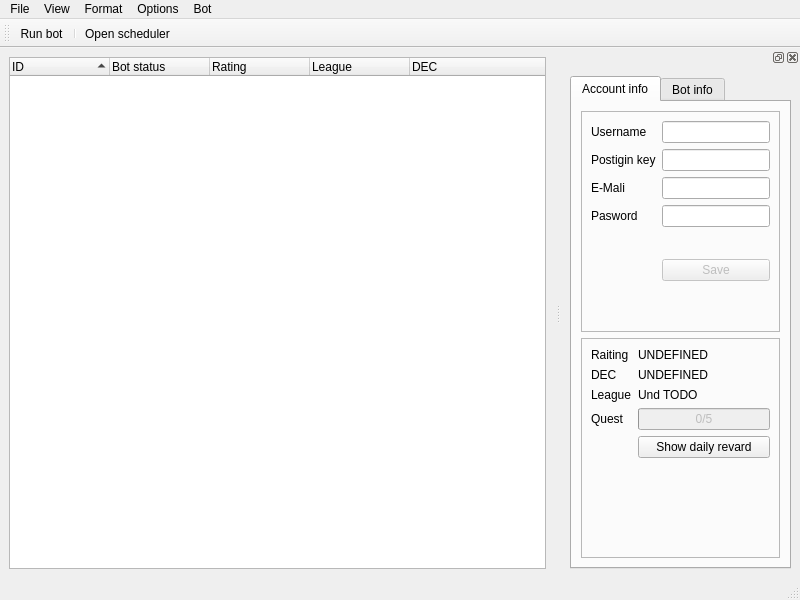
yolona-oss/slface, file sources/window.ui: the form before one commit.
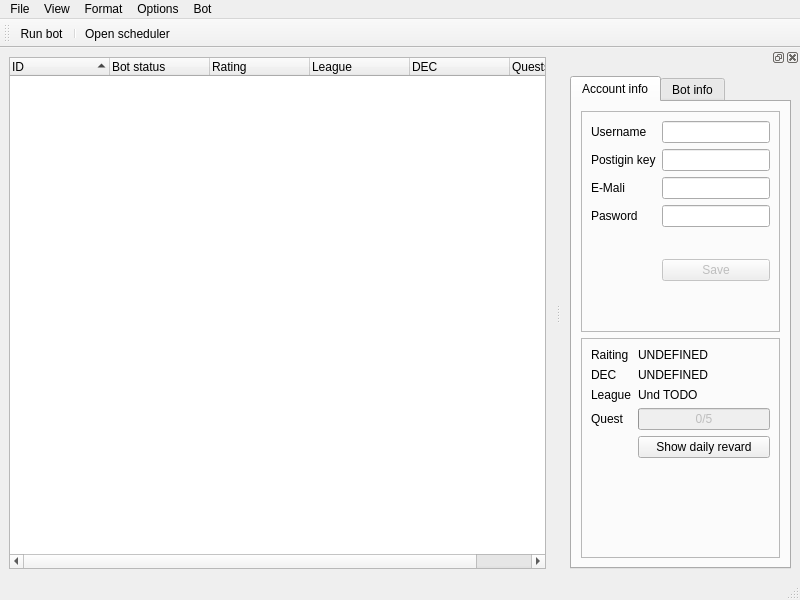
The form after the commit. Icons and pictures are not drawn.

```diff
--- a/sources/window.ui
+++ b/sources/window.ui
@@ -81,6 +81,11 @@
         <string>DEC</string>
        </property>
       </column>
+      <column>
+       <property name="text">
+        <string>Quests revards</string>
+       </property>
+      </column>
      </widget>
     </item>
    </layout>
```
